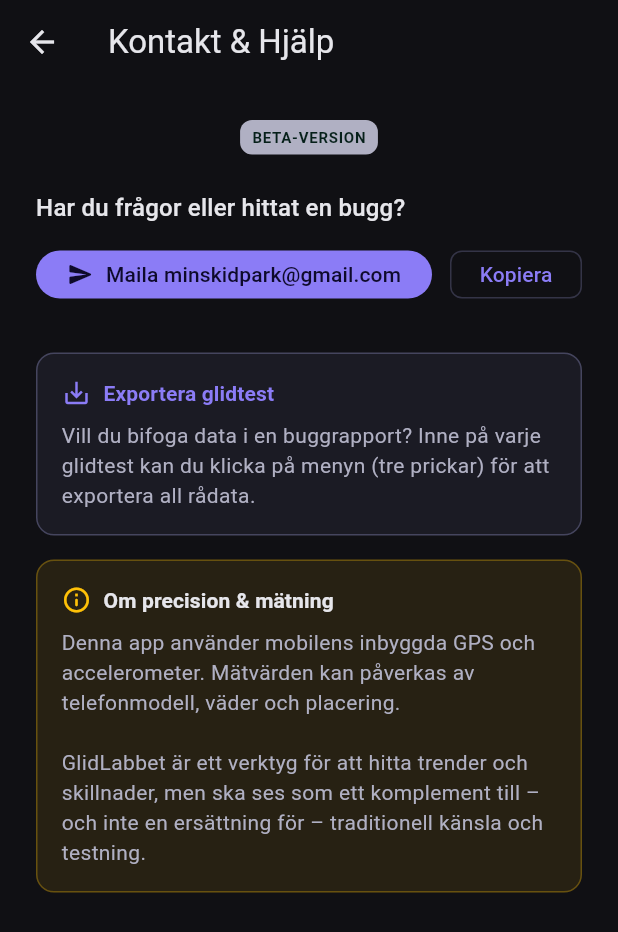
After one commit to kristofferkarlsson93/skidpark, a Flutter app: the MorePage screen opened directly, after a tap on "Maila minskidpark@gmail.com", on a phone screen of 412 x 824 dp. The commit adds this screen. Shown: the top 932 px of the screen. Run offline on Flutter 3.47's test engine with Material 3 defaults, Android fonts, the phone set to English and light mode, and no system bars; our stand-ins replace drift, drift_flutter, fl_chart, flutter_svg, geolocator, permission_handler and 2 more; accounts and stored records are empty; generated files the repository leaves out were written again.

Commit message:
fix: minor fixes

```diff
--- a/lib/common/navigation/bottom_navigation.dart
+++ b/lib/common/navigation/bottom_navigation.dart
@@ -1,6 +1,7 @@
 import 'package:flutter/material.dart';
 import 'package:flutter_svg/svg.dart';
 import 'package:skidpark/features/glide_testing/explore/screen/glide_testing_home_screen.dart';
+import 'package:skidpark/features/more_page/screens/more_page.dart';
 import 'package:skidpark/features/ski_management/exlore/screen/ski_management_screen.dart';
 
 import '../../features/glide_testing/ski_testing_screen_temp_data_collection.dart';
@@ -18,7 +19,7 @@ class _BottomNavigatorState extends State<BottomNavigator> {
   final List<Widget> _screens = [
     const SkiManagementScreen(),
     const GlideTestingHomeScreen(),
-    const TempDataCollectionScreen(),
+    const MorePage(),
   ];
 
   @override
@@ -60,6 +61,12 @@ class _BottomNavigatorState extends State<BottomNavigator> {
             icon: Icon(Icons.science_outlined),
             label: 'GlidLabbet',
           ),
+          NavigationDestination(
+            selectedIcon: Icon(Icons.more_horiz),
+            icon: Icon(Icons.more_horiz_outlined),
+            label: 'Mer',
+          ),
+
         ],
       ),
       body:  IndexedStack(
--- a/lib/features/glide_testing/compare/compare_runs_view_model.dart
+++ b/lib/features/glide_testing/compare/compare_runs_view_model.dart
@@ -92,6 +92,11 @@ class CompareRunsViewModel extends ChangeNotifier {
     }
   }
 
+  bool get areAllRunsSelected {
+    if (_testRuns.isEmpty) return false;
+    return _testRuns.every((run) => !_deselectedRunIds.contains(run.id));
+  }
+
   CompareRunsViewModel({
     required testRunRepository,
     required GlideTestRepository glideTestRepository,
@@ -108,6 +113,22 @@ class CompareRunsViewModel extends ChangeNotifier {
       _deselectedRunIds.remove(testRun.id);
     } else {
       _deselectedRunIds.add(testRun.id);
+    }
+
+    if (_useAverageView) {
+      _recalculateAverages();
+    }
+    _recalculateReleasePointAnalysisIfActive();
+    notifyListeners();
+  }
+
+  void toggleSelectAllRuns() {
+    if (areAllRunsSelected) {
+      final allIds = _testRuns.map((r) => r.id).toList();
+      _deselectedRunIds.clear();
+      _deselectedRunIds.addAll(allIds);
+    } else {
+      _deselectedRunIds.clear();
     }
 
     if (_useAverageView) {
@@ -160,6 +181,7 @@ class CompareRunsViewModel extends ChangeNotifier {
   void updateGlideTestInfo(GlideTestCandidate updatedTest) {
     _glideTestRepository.update(_glideTest!.id, updatedTest);
   }
+
 
   void exportAllGlideTestData() async {
     final data = await _glideTestRepository.exportRelatedData(_glideTest!.id);
--- a/lib/features/glide_testing/compare/widgets/compare_controls.dart
+++ b/lib/features/glide_testing/compare/widgets/compare_controls.dart
@@ -47,10 +47,27 @@ class CompareControls extends StatelessWidget {
           ),
           const Divider(),
           Padding(
-            padding: const EdgeInsets.fromLTRB(16, 8, 16, 8),
-            child: Text(
-              'Välj åk att visa i vyn',
-              style: theme.textTheme.labelLarge,
+            padding: const EdgeInsets.fromLTRB(16, 4, 8, 4),
+            child: Row(
+              mainAxisAlignment: MainAxisAlignment.spaceBetween,
+              children: [
+                Text(
+                  'Välj åk att visa i vyn',
+                  style: theme.textTheme.labelLarge,
+                ),
+                TextButton(
+                  onPressed: () {
+                    viewModel.toggleSelectAllRuns();
+                  },
+                  style: TextButton.styleFrom(
+                    visualDensity: VisualDensity.compact,
+                    textStyle: theme.textTheme.labelMedium?.copyWith(
+                      fontWeight: FontWeight.bold,
+                    ),
+                  ),
+                  child: Text(viewModel.areAllRunsSelected ? 'Avmarkera alla' : 'Markera alla'),
+                ),
+              ],
             ),
           ),
 
--- /dev/null
+++ b/lib/features/more_page/screens/more_page.dart
@@ -0,0 +1,206 @@
+import 'package:flutter/material.dart';
+import 'package:flutter/services.dart';
+import 'package:url_launcher/url_launcher.dart';
+
+class MorePage extends StatelessWidget {
+  const MorePage({super.key});
+
+  final String _developerEmail = "minskidpark@gmail.com";
+
+  Future<void> _sendEmail(BuildContext context) async {
+    final Uri emailUri = Uri(
+      scheme: 'mailto',
+      path: _developerEmail,
+      query: 'subject=Feedback GlidLabbet Beta',
+    );
+
+    try {
+      await launchUrl(emailUri, mode: LaunchMode.externalApplication);
+    } catch (e) {
+      if (context.mounted) {
+        ScaffoldMessenger.of(context).showSnackBar(
+          const SnackBar(content: Text("Kunde inte öppna mail-appen.")),
+        );
+      }
+    }
+  }
+
+  Future<void> _copyToClipboard(BuildContext context) async {
+    await Clipboard.setData(ClipboardData(text: _developerEmail));
+    if (context.mounted) {
+      ScaffoldMessenger.of(context).showSnackBar(
+        SnackBar(
+          content: Text('Adressen kopierad: $_developerEmail'),
+          behavior: SnackBarBehavior.floating,
+        ),
+      );
+    }
+  }
+
+  @override
+  Widget build(BuildContext context) {
+    final theme = Theme.of(context);
+
+    return Scaffold(
+      appBar: AppBar(title: const Text("Kontakt & Hjälp")),
+      body: SingleChildScrollView(
+        child: Padding(
+          padding: const EdgeInsets.all(24.0),
+          child: Column(
+            crossAxisAlignment: CrossAxisAlignment.stretch,
+            children: [
+              Center(
+                child: Container(
+                  padding: const EdgeInsets.symmetric(
+                    horizontal: 8,
+                    vertical: 4,
+                  ),
+                  decoration: BoxDecoration(
+                    color: theme.colorScheme.onSurfaceVariant,
+                    borderRadius: BorderRadius.circular(
+                      8,
+                    ),
+                  ),
+                  child: Text(
+                    "BETA-VERSION",
+                    style: theme.textTheme.labelSmall?.copyWith(
+                      color: theme.colorScheme.onTertiaryContainer,
+                      fontWeight: FontWeight.bold,
+                      fontSize: 10,
+                    ),
+                  ),
+                ),
+              ),
+              const SizedBox(height: 24),
+
+              Text(
+                "Har du frågor eller hittat en bugg?",
+                style: theme.textTheme.titleMedium,
+                textAlign: TextAlign.left,
+              ),
+              const SizedBox(height: 12),
+
+              Row(
+                children: [
+                  Expanded(
+                    flex: 3,
+                    child: FilledButton.icon(
+                      onPressed: () => _sendEmail(context),
+                      icon: const Icon(Icons.send_rounded, size: 18),
+                      label: const Text("Maila minskidpark@gmail.com"),
+                      style: FilledButton.styleFrom(
+                        padding: const EdgeInsets.symmetric(vertical: 12),
+                        visualDensity: VisualDensity.compact,
+                      ),
+                    ),
+                  ),
+                  const SizedBox(width: 12),
+                  Expanded(
+                    flex: 1,
+                    child: OutlinedButton(
+                      onPressed: () => _copyToClipboard(context),
+                      style: OutlinedButton.styleFrom(
+                        padding: const EdgeInsets.symmetric(vertical: 12),
+                        visualDensity: VisualDensity.compact,
+                      ),
+                      child: const Text("Kopiera"),
+                    ),
+                  ),
+                ],
+              ),
+
+              const SizedBox(height: 32),
+
+              Container(
+                padding: const EdgeInsets.all(16),
+                decoration: BoxDecoration(
+                  color: theme.colorScheme.surfaceContainerHigh.withAlpha(
+                    (0.5 * 255).toInt(),
+                  ),
+                  borderRadius: BorderRadius.circular(12),
+                  border: Border.all(
+                    color: theme.colorScheme.outlineVariant,
+                    width: 1,
+                  ),
+                ),
+                child: Column(
+                  crossAxisAlignment: CrossAxisAlignment.start,
+                  children: [
+                    Row(
+                      children: [
+                        Icon(
+                          Icons.save_alt,
+                          color: theme.colorScheme.primary,
+                          size: 20,
+                        ),
+                        const SizedBox(width: 8),
+                        Text(
+                          'Exportera glidtest',
+                          style: theme.textTheme.labelLarge?.copyWith(
+                            color: theme.colorScheme.primary,
+                            fontWeight: FontWeight.bold,
+                          ),
+                        ),
+                      ],
+                    ),
+                    const SizedBox(height: 8),
+                    Text(
+                      'Vill du bifoga data i en buggrapport? Inne på varje glidtest kan du klicka på menyn (tre prickar) för att exportera all rådata.',
+                      style: theme.textTheme.bodyMedium?.copyWith(
+                        color: theme.colorScheme.onSurfaceVariant,
+                      ),
+                    ),
+                  ],
+                ),
+              ),
+
+              const SizedBox(height: 16),
+
+              Container(
+                padding: const EdgeInsets.all(16),
+                decoration: BoxDecoration(
+                  color: Colors.amber.withAlpha((0.1 * 255).toInt()),
+                  borderRadius: BorderRadius.circular(12),
+                  border: Border.all(
+                    color: Colors.amber.withAlpha((0.3 * 255).toInt()),
+                    width: 1,
+                  ),
+                ),
+                child: Column(
+                  crossAxisAlignment: CrossAxisAlignment.start,
+                  children: [
+                    Row(
+                      children: [
+                        const Icon(
+                          Icons.info_outline_rounded,
+                          color: Colors.amber,
+                          size: 20,
+                        ),
+                        const SizedBox(width: 8),
+                        Text(
+                          'Om precision & mätning',
+                          style: theme.textTheme.labelLarge?.copyWith(
+                            color: theme.colorScheme.onSurface,
+                            fontWeight: FontWeight.bold,
+                          ),
+                        ),
+                      ],
+                    ),
+                    const SizedBox(height: 8),
+                    Text(
+                      'Denna app använder mobilens inbyggda GPS och accelerometer. Mätvärden kan påverkas av telefonmodell, väder och placering.\n\nGlidLabbet är ett verktyg för att hitta trender och skillnader, men ska ses som ett komplement till – och inte en ersättning för – traditionell känsla och testning.',
+                      style: theme.textTheme.bodyMedium?.copyWith(
+                        color: theme.colorScheme.onSurfaceVariant,
+                      ),
+                    ),
+                  ],
+                ),
+              ),
+              const SizedBox(height: 32),
+            ],
+          ),
+        ),
+      ),
+    );
+  }
+}
--- a/pubspec.yaml
+++ b/pubspec.yaml
@@ -46,6 +46,7 @@ dependencies:
   flutter_svg: ^2.2.1
   fl_chart: ^1.1.1
   permission_handler: ^12.0.1
+  url_launcher: ^6.3.2
 
 dev_dependencies:
   flutter_test:
```
Also changed, not shown: pubspec.lock, 2 other files.
